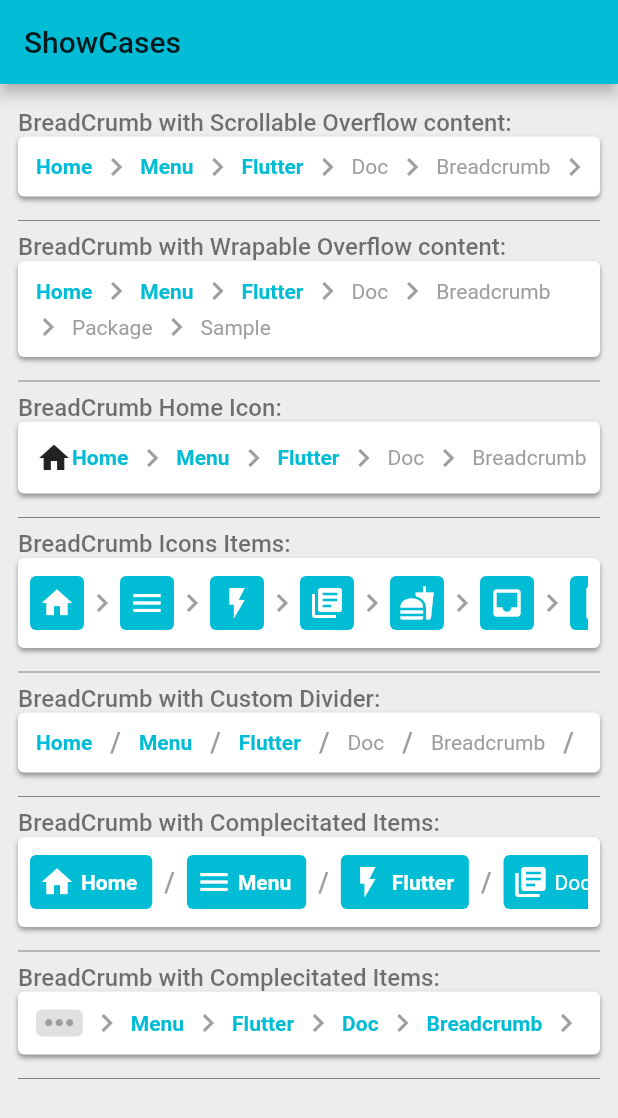
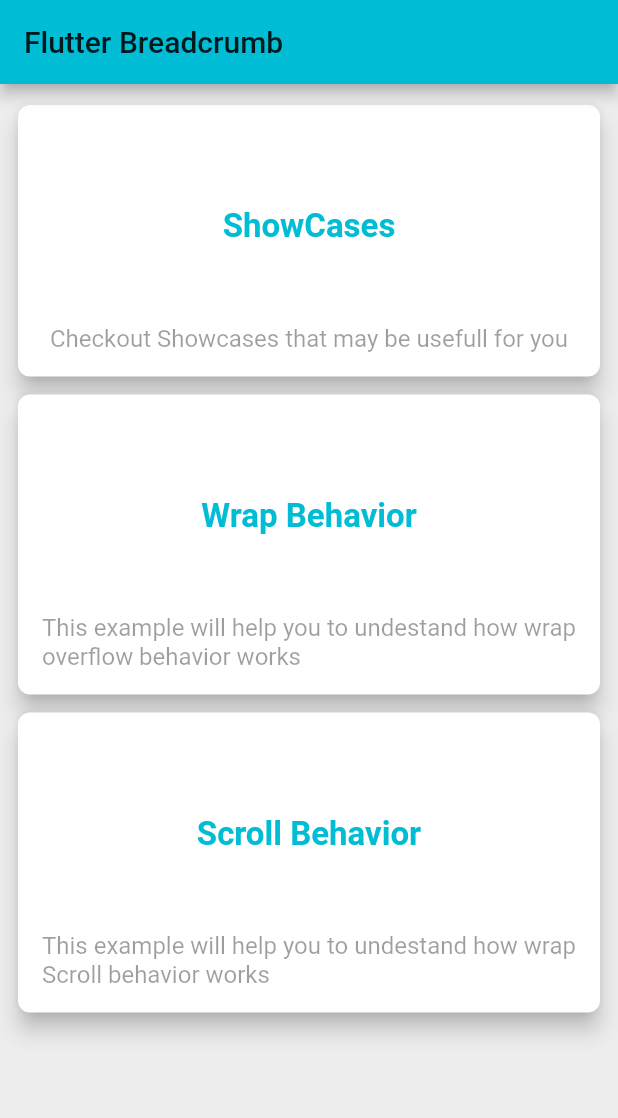
Before and after one commit to payam-zahedi/flutter_breadcrumb, a Flutter app: the screen it shows after launch, on a phone screen of 412 x 824 dp. Shown: the top 1118 px of the screen. Run offline on Flutter 3.47's test engine with Material 2 defaults, Android fonts, the phone set to English and light mode, and no system bars.

Commit message:
HomeScreen created

```diff
--- a/example/lib/main.dart
+++ b/example/lib/main.dart
@@ -1,5 +1,5 @@
 import 'package:example/res/res.dart';
-import 'package:example/screen/showcase.dart';
+import 'package:example/screen/home.dart';
 import 'package:flutter/material.dart';
 
 void main() => runApp(MyApp());
@@ -15,7 +15,7 @@ class MyApp extends StatelessWidget {
         backgroundColor: ExampleColors.background,
         scaffoldBackgroundColor: ExampleColors.background
       ),
-      home: ShowCases(),
+      home: Home(),
     );
   }
 }
--- a/example/lib/res/string.dart
+++ b/example/lib/res/string.dart
@@ -1,6 +1,7 @@
 class ExampleStrings{
 
 
-  static String showcases='ShowCases';
+  static const String breadcrumb='Flutter Breadcrumb';
+  static const String showcases='ShowCases';
 
 }
--- /dev/null
+++ b/example/lib/screen/home.dart
@@ -0,0 +1,95 @@
+import 'package:example/res/res.dart';
+import 'package:flutter/material.dart';
+
+class Home extends StatelessWidget {
+  @override
+  Widget build(BuildContext context) {
+    return Scaffold(
+      appBar: AppBar(
+        title: Text(ExampleStrings.breadcrumb),
+      ),
+      body: Container(
+        margin: EdgeInsets.all(8),
+        child: ListView(
+          children: <Widget>[
+            HomeCard(
+              title: 'ShowCases',
+              subTitle: 'Checkout Showcases that may be usefull for you',
+              onTap: () {},
+            ),
+            HomeCard(
+              title: 'Wrap Behavior',
+              subTitle: 'This example will help you to undestand how wrap overflow behavior works',
+              onTap: () {},
+            ),
+            HomeCard(
+              title: 'Scroll Behavior',
+              subTitle: 'This example will help you to undestand how wrap Scroll behavior works',
+              onTap: () {},
+            ),
+          ],
+        ),
+      ),
+    );
+  }
+}
+
+class HomeCard extends StatelessWidget {
+  final String title;
+  final String subTitle;
+  final VoidCallback onTap;
+
+  const HomeCard({
+    Key key,
+    @required this.title,
+    @required this.subTitle,
+    this.onTap,
+  }) : super(key: key);
+
+  @override
+  Widget build(BuildContext context) {
+    final titleStyle = TextStyle(
+      fontSize: 22,
+      color: ExampleColors.primary,
+      fontWeight: FontWeight.bold,
+    );
+    final subtitleStyle = TextStyle(
+      fontSize: 16,
+      color: ExampleColors.greyTextColor,
+      fontWeight: FontWeight.normal,
+    );
+    return Card(
+      margin: EdgeInsets.symmetric(vertical: 6, horizontal: 4),
+      shape: RoundedRectangleBorder(
+        borderRadius: BorderRadius.circular(8),
+      ),
+      elevation: 6,
+      child: InkWell(
+        onTap: onTap,
+        borderRadius: BorderRadius.circular(8),
+        splashColor: ExampleColors.accent,
+        child: Padding(
+          padding: const EdgeInsets.symmetric(horizontal: 16, vertical: 16),
+          child: Column(
+            children: <Widget>[
+              Container(
+                constraints: BoxConstraints.expand(
+                  height: 130,
+                ),
+                alignment: Alignment.center,
+                child: Text(
+                  title,
+                  style: titleStyle,
+                ),
+              ),
+              Text(
+                subTitle,
+                style: subtitleStyle,
+              ),
+            ],
+          ),
+        ),
+      ),
+    );
+  }
+}
--- a/example/lib/screen/showcase.dart
+++ b/example/lib/screen/showcase.dart
@@ -299,7 +299,7 @@ class ShowcaseItem extends StatelessWidget {
               color: Colors.white,
               boxShadow: [
                 BoxShadow(
-                    offset: Offset(0, 2), blurRadius: 2, color: Colors.black38)
+                    offset: Offset(0, 1), blurRadius: 3, color: Colors.black26)
               ]),
           padding: EdgeInsets.all(8),
           child: content,
```
